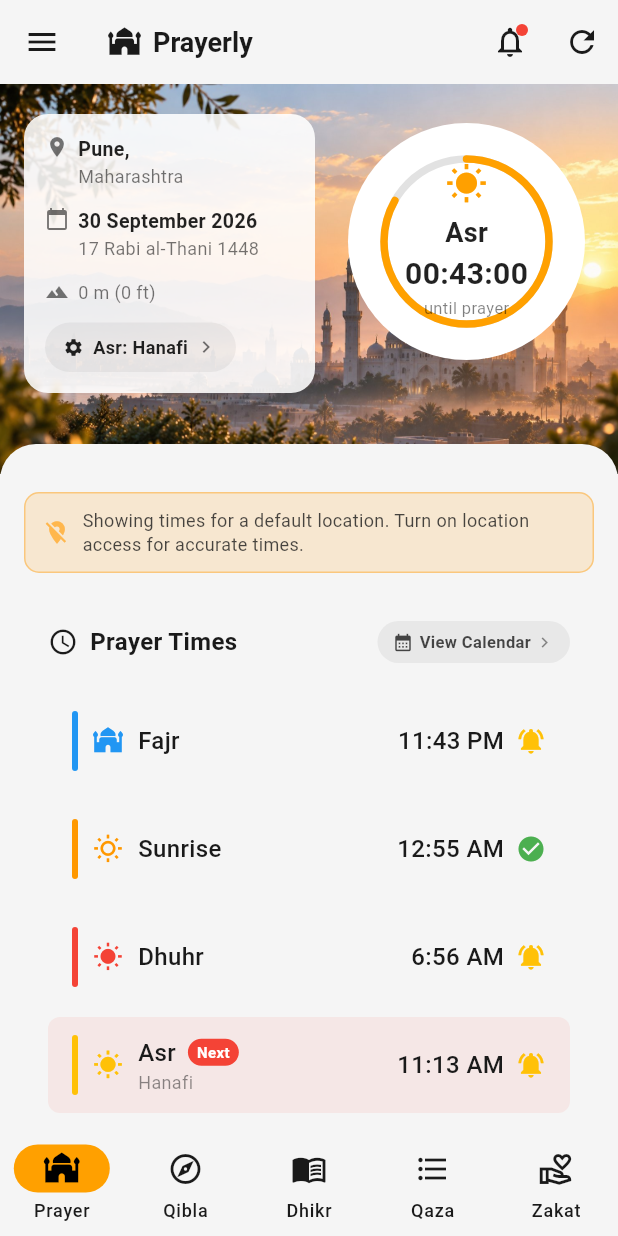
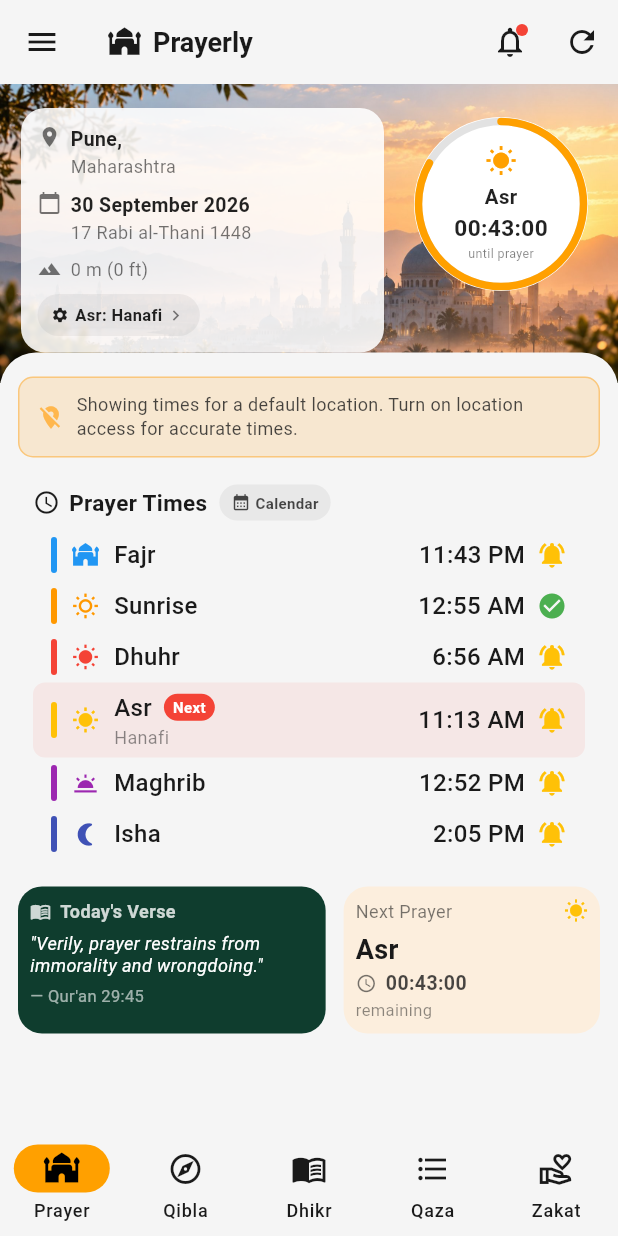
Before and after one commit to PanjatanCoders/prayerly, a Flutter app: the screen it shows after launch, on a phone screen of 412 x 824 dp. Run offline on Flutter 3.47's test engine with Material 3 defaults, Android fonts, the phone set to English and light mode, and no system bars; our stand-ins replace audioplayers, awesome_notifications, flutter_compass, geocoding, geolocator, package_info_plus and 2 more.

Commit message:
Request battery-optimization exemption and fit prayer times screen to one viewport
Adhan/notifications only firing while the app was open was traced to a
missing battery-optimization exemption request - the app never asked Android
to leave it alone, so Doze/OEM battery managers could suspend it between
prayer times regardless of how correctly alarms were scheduled. Adds the
request flow (manifest permission, one-time prompt, Settings toggle) plus
compacts the prayer times screen layout so it fits a phone viewport without
scrolling, moves the countdown ring nearer the edge of its disc, and fixes
several horizontal overflow bugs the layout work surfaced along the way.

Co-Authored-By: Claude Sonnet 5 <noreply@anthropic.com>

```diff
--- a/lib/services/notification_service.dart
+++ b/lib/services/notification_service.dart
@@ -2,6 +2,7 @@
 
 import 'package:awesome_notifications/awesome_notifications.dart';
 import 'package:flutter/material.dart';
+import 'package:permission_handler/permission_handler.dart' as permission_handler;
 
 class NotificationService {
   static const String _channelKey = 'prayer_notifications';
@@ -181,6 +182,40 @@ class NotificationService {
     return await AwesomeNotifications().isNotificationAllowed();
   }
 
+  /// Whether the app is exempt from Android's battery optimization.
+  ///
+  /// This is separate from (and matters as much as) the notification and
+  /// precise-alarm permissions: when it's *not* granted, Doze/App Standby -
+  /// or an OEM battery manager on top of it (MIUI, ColorOS, FuntouchOS, One
+  /// UI...) - can suspend the app's process between prayer times, which
+  /// silently drops the scheduled adhan/reminder notifications or the
+  /// auto-play background isolate they depend on. That's the "adhan only
+  /// plays if I open the app" symptom. Android-only; returns true on other
+  /// platforms so callers don't need to branch on it.
+  static Future<bool> isIgnoringBatteryOptimizations() async {
+    try {
+      return await permission_handler
+          .Permission.ignoreBatteryOptimizations.status
+          .isGranted;
+    } catch (e) {
+      debugPrint('Error checking battery optimization status: $e');
+      return true;
+    }
+  }
+
+  /// Requests exemption from battery optimization. Shows the system's own
+  /// confirmation dialog; returns whether it was granted.
+  static Future<bool> requestIgnoreBatteryOptimizations() async {
+    try {
+      final status =
+          await permission_handler.Permission.ignoreBatteryOptimizations.request();
+      return status.isGranted;
+    } catch (e) {
+      debugPrint('Error requesting battery optimization exemption: $e');
+      return false;
+    }
+  }
+
   /// Get prayer icon based on prayer name
   static String _getPrayerIcon(String prayerName) {
     switch (prayerName.toLowerCase()) {
--- a/lib/utils/circular_progress_painter.dart
+++ b/lib/utils/circular_progress_painter.dart
@@ -12,7 +12,10 @@ class CircularProgressPainter extends CustomPainter {
   @override
   void paint(Canvas canvas, Size size) {
     final center = Offset(size.width / 2, size.height / 2);
-    final radius = size.width / 2 - 30;
+    // Keep the ring close to the edge of the white disc behind it (which is
+    // inset by 12px from this CustomPaint's own size) rather than floating
+    // well inside it.
+    final radius = size.width / 2 - 9;
 
     // Background circle
     final backgroundPaint = Paint()
--- a/lib/widgets/circular_timer_widget.dart
+++ b/lib/widgets/circular_timer_widget.dart
@@ -131,21 +131,21 @@ class _CircularTimerWidgetState extends State<CircularTimerWidget>
                 Column(
                   mainAxisSize: MainAxisSize.min,
                   children: [
-                    Icon(icon, color: iconColor, size: 28),
-                    const SizedBox(height: 6),
+                    Icon(icon, color: iconColor, size: widget.size * 0.165),
+                    SizedBox(height: widget.size * 0.035),
                     Text(
                       widget.nextPrayer,
-                      style: const TextStyle(
+                      style: TextStyle(
                         color: Colors.black87,
-                        fontSize: 18,
+                        fontSize: widget.size * 0.106,
                         fontWeight: FontWeight.bold,
                       ),
                     ),
                     Text(
                       _formatTimeRemaining(widget.timeRemaining),
-                      style: const TextStyle(
+                      style: TextStyle(
                         color: Colors.black87,
-                        fontSize: 20,
+                        fontSize: widget.size * 0.118,
                         fontWeight: FontWeight.bold,
                       ),
                     ),
@@ -153,7 +153,7 @@ class _CircularTimerWidgetState extends State<CircularTimerWidget>
                       'until prayer',
                       style: TextStyle(
                         color: Colors.black.withValues(alpha: 0.5),
-                        fontSize: 11,
+                        fontSize: widget.size * 0.065,
                       ),
                     ),
                   ],
--- a/lib/widgets/info_card_widget.dart
+++ b/lib/widgets/info_card_widget.dart
@@ -34,13 +34,13 @@ class InfoCardWidget extends StatelessWidget {
           primary: locationParts.$1,
           secondary: locationParts.$2,
         ),
-        const SizedBox(height: 12),
+        const SizedBox(height: 8),
         _buildIconRow(
           icon: Icons.calendar_today,
           primary: currentDate,
           secondary: islamicDate,
         ),
-        const SizedBox(height: 12),
+        const SizedBox(height: 8),
         _buildElevationRow(),
       ],
     );
--- a/lib/widgets/prayer_times/bottom_tiles_row.dart
+++ b/lib/widgets/prayer_times/bottom_tiles_row.dart
@@ -49,44 +49,50 @@ class _VerseTile extends StatelessWidget {
   @override
   Widget build(BuildContext context) {
     return Container(
-      padding: const EdgeInsets.all(16),
+      padding: const EdgeInsets.all(8),
       decoration: BoxDecoration(
         color: const Color(0xFF0F3D2E),
         borderRadius: BorderRadius.circular(16),
       ),
       child: Column(
         crossAxisAlignment: CrossAxisAlignment.start,
+        mainAxisSize: MainAxisSize.min,
         children: [
           Row(
             children: [
               Icon(Icons.menu_book, size: 14, color: Colors.white.withValues(alpha: 0.8)),
               const SizedBox(width: 6),
-              Text(
+              Flexible(
+                child: Text(
                   "Today's Verse",
+                  overflow: TextOverflow.ellipsis,
                   style: TextStyle(
                     color: Colors.white.withValues(alpha: 0.8),
                     fontSize: 12,
                     fontWeight: FontWeight.w600,
                   ),
                 ),
+              ),
             ],
           ),
-          const SizedBox(height: 10),
+          const SizedBox(height: 5),
           const Text(
             '"Verily, prayer restrains from immorality and wrongdoing."',
             style: TextStyle(
               color: Colors.white,
-              fontSize: 14,
+              fontSize: 12,
               fontStyle: FontStyle.italic,
-              height: 1.35,
+              height: 1.25,
             ),
+            maxLines: 2,
+            overflow: TextOverflow.ellipsis,
           ),
-          const SizedBox(height: 10),
+          const SizedBox(height: 5),
           Text(
             "— Qur'an 29:45",
             style: TextStyle(
               color: Colors.white.withValues(alpha: 0.6),
-              fontSize: 12,
+              fontSize: 11,
             ),
           ),
         ],
@@ -109,7 +115,7 @@ class _NextPrayerTile extends StatelessWidget {
     final onSurface = Theme.of(context).colorScheme.onSurface;
 
     return Container(
-      padding: const EdgeInsets.all(16),
+      padding: const EdgeInsets.all(8),
       decoration: BoxDecoration(
         color: _nextPrayerCardBackground(context),
         borderRadius: BorderRadius.circular(16),
@@ -120,17 +126,21 @@ class _NextPrayerTile extends StatelessWidget {
           Row(
             mainAxisAlignment: MainAxisAlignment.spaceBetween,
             children: [
-              Text(
+              Flexible(
+                child: Text(
                   'Next Prayer',
+                  overflow: TextOverflow.ellipsis,
                   style: TextStyle(
                     color: onSurface.withValues(alpha: 0.6),
                     fontSize: 12,
                   ),
                 ),
+              ),
+              const SizedBox(width: 4),
               const Icon(Icons.wb_sunny, size: 16, color: Colors.amber),
             ],
           ),
-          const SizedBox(height: 6),
+          const SizedBox(height: 4),
           Text(
             nextPrayer,
             style: TextStyle(
--- a/lib/widgets/prayer_times/hero_status_card.dart
+++ b/lib/widgets/prayer_times/hero_status_card.dart
@@ -74,14 +74,16 @@ class _HeroStatusCardState extends State<HeroStatusCard>
       },
       child: Container(
         width: double.infinity,
-        constraints: const BoxConstraints(minHeight: 260),
+        // Sized to help the whole prayer times screen fit one viewport
+        // without scrolling - see MainContentWidget.
+        constraints: const BoxConstraints(minHeight: 172),
         decoration: const BoxDecoration(
           image: DecorationImage(
             image: AssetImage('assets/images/hero_prayer_bg.jpg'),
             fit: BoxFit.cover,
           ),
         ),
-        padding: const EdgeInsets.fromLTRB(16, 20, 16, 28),
+        padding: const EdgeInsets.fromLTRB(14, 16, 14, 20),
         child: Row(
           crossAxisAlignment: CrossAxisAlignment.start,
           children: [
@@ -94,14 +96,14 @@ class _HeroStatusCardState extends State<HeroStatusCard>
                 isLoadingElevation: widget.isLoadingElevation,
               ),
             ),
-            const SizedBox(width: 16),
+            const SizedBox(width: 14),
             CircularTimerWidget(
               nextPrayer: widget.prayerStatus.nextPrayer,
               timeRemaining: widget.prayerStatus.timeRemaining,
               currentTime: widget.currentTime,
               progress: widget.prayerStatus.progress,
               prayerTimes: widget.prayerTimesData.prayerTimes,
-              size: 170,
+              size: 128,
             ),
           ],
         ),
@@ -130,7 +132,7 @@ class _LocationDateCard extends StatelessWidget {
   @override
   Widget build(BuildContext context) {
     return Container(
-      padding: const EdgeInsets.all(14),
+      padding: const EdgeInsets.all(11),
       decoration: BoxDecoration(
         color: Colors.white.withValues(alpha: 0.88),
         borderRadius: BorderRadius.circular(16),
@@ -145,7 +147,7 @@ class _LocationDateCard extends StatelessWidget {
             elevation: elevation,
             isLoadingElevation: isLoadingElevation,
           ),
-          const SizedBox(height: 12),
+          const SizedBox(height: 8),
           _AsrMethodPill(
             onTap: () => Navigator.push(
               context,
@@ -172,22 +174,25 @@ class _AsrMethodPill extends StatelessWidget {
         borderRadius: BorderRadius.circular(20),
         onTap: onTap,
         child: const Padding(
-          padding: EdgeInsets.symmetric(horizontal: 12, vertical: 8),
+          padding: EdgeInsets.symmetric(horizontal: 9, vertical: 6),
           child: Row(
             mainAxisSize: MainAxisSize.min,
             children: [
-              Icon(Icons.settings, size: 14, color: Colors.black87),
-              SizedBox(width: 6),
-              Text(
-                'Asr: Hanafi',
-                style: TextStyle(
-                  color: Colors.black87,
-                  fontSize: 12,
-                  fontWeight: FontWeight.w600,
+              Icon(Icons.settings, size: 12, color: Colors.black87),
+              SizedBox(width: 4),
+              Flexible(
+                child: Text(
+                  'Asr: Hanafi',
+                  overflow: TextOverflow.ellipsis,
+                  style: TextStyle(
+                    color: Colors.black87,
+                    fontSize: 11,
+                    fontWeight: FontWeight.w600,
+                  ),
                 ),
               ),
-              SizedBox(width: 4),
-              Icon(Icons.chevron_right, size: 16, color: Colors.black54),
+              SizedBox(width: 2),
+              Icon(Icons.chevron_right, size: 14, color: Colors.black54),
             ],
           ),
         ),
--- a/lib/widgets/prayer_times/main_content_widget.dart
+++ b/lib/widgets/prayer_times/main_content_widget.dart
@@ -53,17 +53,17 @@ class MainContentWidget extends StatelessWidget {
               borderRadius: const BorderRadius.vertical(top: Radius.circular(24)),
             ),
             transform: Matrix4.translationValues(0, -20, 0),
-            padding: const EdgeInsets.fromLTRB(16, 20, 16, 16),
+            padding: const EdgeInsets.fromLTRB(12, 10, 12, 6),
             child: Column(
               children: [
                 const OccasionBannerWidget(),
 
                 if (!locationData.isTrustworthy) ...[
-                  const SizedBox(height: 12),
+                  const SizedBox(height: 6),
                   _LocationNotice(locationData: locationData),
                 ],
 
-                const SizedBox(height: 16),
+                const SizedBox(height: 8),
 
                 // Prayer Times List
                 PrayerTimesListWidget(
@@ -72,7 +72,7 @@ class MainContentWidget extends StatelessWidget {
                   nextPrayer: prayerStatus.nextPrayer,
                 ),
 
-                const SizedBox(height: 16),
+                const SizedBox(height: 8),
 
                 BottomTilesRow(
                   nextPrayer: prayerStatus.nextPrayer,
--- a/lib/widgets/prayer_times_list_widget.dart
+++ b/lib/widgets/prayer_times_list_widget.dart
@@ -28,7 +28,7 @@ class PrayerTimesListWidget extends StatelessWidget {
     final onSurface = Theme.of(context).colorScheme.onSurface;
 
     return Container(
-      padding: const EdgeInsets.all(16),
+      padding: const EdgeInsets.all(10),
       decoration: BoxDecoration(
         color: Theme.of(context).cardColor,
         borderRadius: BorderRadius.circular(12),
@@ -36,7 +36,7 @@ class PrayerTimesListWidget extends StatelessWidget {
       child: Column(
         children: [
           _buildHeader(context, onSurface),
-          const SizedBox(height: 16),
+          const SizedBox(height: 6),
           ...prayerTimes.entries.map((entry) {
             final hasNotification = entry.key == 'Sunrise'
                 ? reminderProvider.settings.sunriseMakruhEnabled
@@ -51,17 +51,20 @@ class PrayerTimesListWidget extends StatelessWidget {
   Widget _buildHeader(BuildContext context, Color onSurface) {
     return Row(
       children: [
-        Icon(Icons.schedule, color: onSurface, size: 20),
-        const SizedBox(width: 8),
-        Text(
-          'Prayer Times',
-          style: TextStyle(
-            color: onSurface,
-            fontSize: 16,
-            fontWeight: FontWeight.bold,
+        Icon(Icons.schedule, color: onSurface, size: 18),
+        const SizedBox(width: 6),
+        Flexible(
+          child: Text(
+            'Prayer Times',
+            overflow: TextOverflow.ellipsis,
+            style: TextStyle(
+              color: onSurface,
+              fontSize: 15,
+              fontWeight: FontWeight.bold,
+            ),
           ),
         ),
-        const Spacer(),
+        const SizedBox(width: 8),
         Material(
           color: onSurface.withValues(alpha: 0.06),
           borderRadius: BorderRadius.circular(20),
@@ -72,22 +75,20 @@ class PrayerTimesListWidget extends StatelessWidget {
               AppTransitions.slideIn(const PrayerCalendarScreen()),
             ),
             child: Padding(
-              padding: const EdgeInsets.symmetric(horizontal: 10, vertical: 6),
+              padding: const EdgeInsets.symmetric(horizontal: 8, vertical: 5),
               child: Row(
                 mainAxisSize: MainAxisSize.min,
                 children: [
-                  Icon(Icons.calendar_month, size: 14, color: onSurface.withValues(alpha: 0.8)),
-                  const SizedBox(width: 4),
+                  Icon(Icons.calendar_month, size: 13, color: onSurface.withValues(alpha: 0.8)),
+                  const SizedBox(width: 3),
                   Text(
-                    'View Calendar',
+                    'Calendar',
                     style: TextStyle(
                       color: onSurface.withValues(alpha: 0.8),
-                      fontSize: 11,
+                      fontSize: 10,
                       fontWeight: FontWeight.w600,
                     ),
                   ),
-                  const SizedBox(width: 2),
-                  Icon(Icons.chevron_right, size: 14, color: onSurface.withValues(alpha: 0.5)),
                 ],
               ),
             ),
@@ -102,8 +103,8 @@ class PrayerTimesListWidget extends StatelessWidget {
     bool isSunrise = prayer == 'Sunrise';
 
     return Container(
-      margin: const EdgeInsets.symmetric(vertical: 4),
-      padding: const EdgeInsets.symmetric(horizontal: 16, vertical: 12),
+      margin: EdgeInsets.zero,
+      padding: const EdgeInsets.symmetric(horizontal: 12, vertical: 5),
       decoration: BoxDecoration(
         color: isNextPrayer ? Colors.red.withValues(alpha: 0.08) : Colors.transparent,
         borderRadius: BorderRadius.circular(8),
@@ -112,7 +113,7 @@ class PrayerTimesListWidget extends StatelessWidget {
         children: [
           Container(
             width: 4,
-            height: 40,
+            height: 24,
             decoration: BoxDecoration(
               color: AppTheme.legibleAccent(context, _getPrayerColor(prayer)),
               borderRadius: BorderRadius.circular(2),
@@ -122,7 +123,7 @@ class PrayerTimesListWidget extends StatelessWidget {
           Icon(
             _getPrayerIcon(prayer),
             color: AppTheme.legibleAccent(context, _getPrayerColor(prayer)),
-            size: 20,
+            size: 18,
           ),
           const SizedBox(width: 10),
           Expanded(
```
Also changed, not shown: lib/screens/prayer_times_screen.dart (+55 -0 lines), lib/screens/settings_screen.dart (+41 -1 lines), 1 other file. Lines whose indentation alone changed are shown as unchanged.
